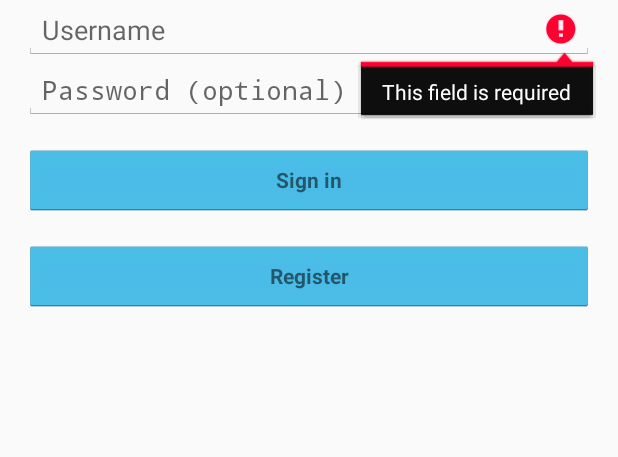
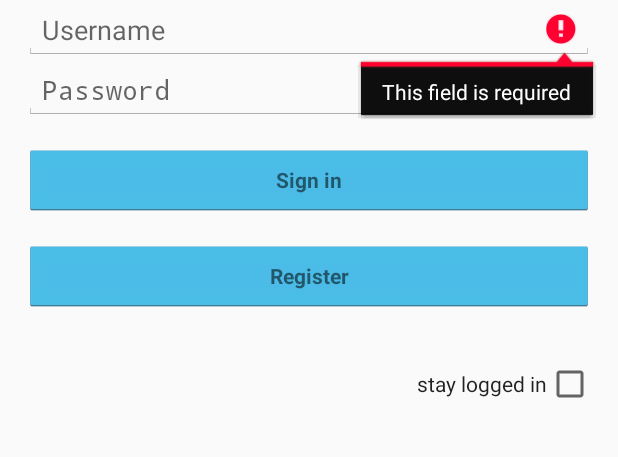
Before and after one commit to co0k/TreasureHunt, an Android app: the screen it shows after launch (LoginActivity), after a tap on "Sign in", on a phone screen of 412 x 824 dp, the part 213-670 px from its top. Run offline under Robolectric (Android 15) with nearby library versions, the phone set to English and light mode, and no system bars; 2 statements that could not run were skipped.

Commit message:
added the possibility to stay logged in(automatically logs the user in if the app starts)

```diff
--- a/TreasureHuntApp/app/src/main/java/at/tba/treasurehunt/activities/LoginActivity.java
+++ b/TreasureHuntApp/app/src/main/java/at/tba/treasurehunt/activities/LoginActivity.java
@@ -8,12 +8,13 @@ import android.app.LoaderManager.LoaderCallbacks;
 import android.content.CursorLoader;
 import android.content.Intent;
 import android.content.Loader;
+import android.content.SharedPreferences;
 import android.database.Cursor;
 import android.net.Uri;
-import android.os.AsyncTask;
 
 import android.os.Build;
 import android.os.Bundle;
+import android.preference.PreferenceManager;
 import android.provider.ContactsContract;
 import android.text.TextUtils;
 import android.view.KeyEvent;
@@ -23,6 +24,7 @@ import android.view.inputmethod.EditorInfo;
 import android.widget.ArrayAdapter;
 import android.widget.AutoCompleteTextView;
 import android.widget.Button;
+import android.widget.CheckedTextView;
 import android.widget.EditText;
 import android.widget.TextView;
 
@@ -30,11 +32,10 @@ import java.util.ArrayList;
 import java.util.List;
 
 import at.tba.treasurehunt.R;
-import at.tba.treasurehunt.controller.AuthenticationController;
 import at.tba.treasurehunt.controller.AuthenticationError;
 import at.tba.treasurehunt.controller.IAuthenticationCallback;
+import at.tba.treasurehunt.controller.UserLoginDataController;
 import at.tba.treasurehunt.servercomm.IServerConnectionCallback;
-import at.tba.treasurehunt.servercomm.ServerCommunication;
 import at.tba.treasurehunt.servercomm.ServerConnection;
 import at.tba.treasurehunt.tasks.ITaskCallback;
 import at.tba.treasurehunt.tasks.UserAuthTask;
@@ -55,9 +56,11 @@ public class LoginActivity extends Activity implements LoaderCallbacks<Cursor>,
      * Keep track of the login task to ensure we can cancel it if requested.
      */
     private UserAuthTask mAuthTask = null;
+    private StayLoggedInHandler mStayLoggedInHandler;
+    private UserLoginDataController mUserLoginDataController;
 
     // UI references.
-    private AutoCompleteTextView mEmailView;
+    private AutoCompleteTextView mUserNameView;
     private EditText mPasswordView;
     private View mProgressView;
     private View mLoginFormView;
@@ -68,7 +71,7 @@ public class LoginActivity extends Activity implements LoaderCallbacks<Cursor>,
         setContentView(R.layout.activity_login);
 
         // Set up the login form.
-        mEmailView = (AutoCompleteTextView) findViewById(R.id.email);
+        mUserNameView = (AutoCompleteTextView) findViewById(R.id.email);
         populateAutoComplete();
 
         mPasswordView = (EditText) findViewById(R.id.password);
@@ -76,7 +79,7 @@ public class LoginActivity extends Activity implements LoaderCallbacks<Cursor>,
             @Override
             public boolean onEditorAction(TextView textView, int id, KeyEvent keyEvent) {
                 if (id == R.id.login || id == EditorInfo.IME_NULL) {
-                    attemptLogin();
+                    attemptLogin(mUserNameView.getText().toString(), mPasswordView.getText().toString(), false);
                     return true;
                 }
                 return false;
@@ -87,14 +90,28 @@ public class LoginActivity extends Activity implements LoaderCallbacks<Cursor>,
         mEmailSignInButton.setOnClickListener(new OnClickListener() {
             @Override
             public void onClick(View view) {
-                attemptLogin();
+                attemptLogin(mUserNameView.getText().toString(), mPasswordView.getText().toString(), false);
             }
         });
+
+        // setup the stay logged in button
+        final CheckedTextView mStayLogged = (CheckedTextView) findViewById(R.id.checkedTextView1);
+        mStayLoggedInHandler = new StayLoggedInHandler(mStayLogged);
+        mStayLogged.setOnClickListener(mStayLoggedInHandler);
+
+        mUserLoginDataController = new UserLoginDataController(this.getBaseContext());
 
         mLoginFormView = findViewById(R.id.login_form);
         mProgressView = findViewById(R.id.login_progress);
 
         ActivityManager.setCurrentActivity(this);
+
+        if (mStayLoggedInHandler.getStayLoggedIn()) {
+            String defaultUsername = mUserLoginDataController.getDefaultUserName();
+            String defaultPasswordHash = mUserLoginDataController.getDefaultUserPasswordHash();
+            if (defaultPasswordHash != null && defaultUsername != null && defaultUsername != "" && defaultPasswordHash != "")
+                attemptLogin(defaultUsername, defaultPasswordHash, true);
+        }
     }
 
     @Override
@@ -113,18 +130,16 @@ public class LoginActivity extends Activity implements LoaderCallbacks<Cursor>,
      * If there are form errors (invalid email, missing fields, etc.), the
      * errors are presented and no actual login attempt is made.
      */
-    public void attemptLogin() {
+    public void attemptLogin(String name, String password, boolean hashedPassword) {
         if (mAuthTask != null) {
             return;
         }
 
         // Reset errors.
-        mEmailView.setError(null);
+        mUserNameView.setError(null);
         mPasswordView.setError(null);
 
         // Store values at the time of the login attempt.
-        String email = mEmailView.getText().toString();
-        String password = mPasswordView.getText().toString();
 
         boolean cancel = false;
         View focusView = null;
@@ -137,14 +152,14 @@ public class LoginActivity extends Activity implements LoaderCallbacks<Cursor>,
             cancel = true;
         }
 
-        // Check for a valid email address.
-        if (TextUtils.isEmpty(email)) {
-            mEmailView.setError(getString(R.string.error_field_required));
-            focusView = mEmailView;
+        // Check for a valid user name.
+        if (TextUtils.isEmpty(name)) {
+            mUserNameView.setError(getString(R.string.error_field_required));
+            focusView = mUserNameView;
             cancel = true;
-        } else if (!isEmailValid(email)) {
-            mEmailView.setError(getString(R.string.error_invalid_email));
-            focusView = mEmailView;
+        } else if (!isUsernameValid(name)) {
+            mUserNameView.setError(getString(R.string.error_invalid_user_name));
+            focusView = mUserNameView;
             cancel = true;
         }
 
@@ -156,7 +171,7 @@ public class LoginActivity extends Activity implements LoaderCallbacks<Cursor>,
             // Show a progress spinner, and kick off a background task to
             // perform the user login attempt.
             showProgress(true);
-            mAuthTask = new UserAuthTask(email, password, this, this);
+            mAuthTask = new UserAuthTask(name, password, this, this, hashedPassword);
             connectServer();
             //mAuthTask.execute((Void) null);
         }
@@ -164,7 +179,7 @@ public class LoginActivity extends Activity implements LoaderCallbacks<Cursor>,
 
     }
 
-    private boolean isEmailValid(String email) {
+    private boolean isUsernameValid(String email) {
         return true;
         //TODO: Replace this with your own logic
        // return email.contains("@");
@@ -274,7 +289,7 @@ public class LoginActivity extends Activity implements LoaderCallbacks<Cursor>,
                 new ArrayAdapter<String>(LoginActivity.this,
                         android.R.layout.simple_dropdown_item_1line, emailAddressCollection);
 
-        mEmailView.setAdapter(adapter);
+        mUserNameView.setAdapter(adapter);
     }
 
     /**
@@ -287,9 +302,14 @@ public class LoginActivity extends Activity implements LoaderCallbacks<Cursor>,
         ServerConnection.getInstance().connectServer(this);
     }
 
-    private void loginSuccess(){
+    private void loginSuccess() {
         finish();
         Intent actSwitch = new Intent(this, HomeActivity.class);
+        // save the user default login data
+        String defaultUsername = mUserNameView.getText().toString();
+        String defaultPassword = mPasswordView.getText().toString();
+        if (mUserLoginDataController.getDefaultUserName() == "" && defaultUsername != "" && defaultPassword != "")
+            mUserLoginDataController.saveDefaultLoginData(defaultUsername, defaultPassword);
         startActivity(actSwitch);
     }
 
@@ -300,7 +320,7 @@ public class LoginActivity extends Activity implements LoaderCallbacks<Cursor>,
     public void onServerNotConnected(){
         mAuthTask = null;
         showProgress(false);
-        mEmailView.requestFocus();
+        mUserNameView.requestFocus();
 
     }
 
@@ -334,4 +354,44 @@ public class LoginActivity extends Activity implements LoaderCallbacks<Cursor>,
 
     }
 
+    /**
+     * handles and saves the state if the user wants to stay logged in
+     */
+    public static class StayLoggedInHandler implements OnClickListener {
+        final CheckedTextView mStayLogged;
+
+        public StayLoggedInHandler(final CheckedTextView mStayLogged) {
+            this.mStayLogged = mStayLogged;
+            // setup the currentState
+            mStayLogged.setChecked(PreferenceManager.getDefaultSharedPreferences(mStayLogged.getContext()).getBoolean(
+                    mStayLogged.getContext().getString(R.string.prefStayLoggedIn), false));
+        }
+
+        public boolean getStayLoggedIn() {
+            return PreferenceManager.getDefaultSharedPreferences(mStayLogged.getContext()).getBoolean(
+                    mStayLogged.getContext().getString(R.string.prefStayLoggedIn), false);
+        }
+
+        public void setStayLoggedin() {
+            SharedPreferences.Editor editor = PreferenceManager.getDefaultSharedPreferences(mStayLogged.getContext()).edit();
+            editor.putBoolean(mStayLogged.getContext().getString(R.string.prefStayLoggedIn), mStayLogged.isChecked());
+            editor.commit();
+        }
+
+        public void resetStayLoggedin() {
+            SharedPreferences.Editor editor = PreferenceManager.getDefaultSharedPreferences(mStayLogged.getContext()).edit();
+            editor.putBoolean(mStayLogged.getContext().getString(R.string.prefStayLoggedIn), false);
+            editor.commit();
+        }
+
+        @Override
+        public void onClick(View v) {
+            if (mStayLogged.isChecked())
+                mStayLogged.setChecked(false);
+            else
+                mStayLogged.setChecked(true);
+            setStayLoggedin();
+        }
+    }
+
 }
--- a/TreasureHuntApp/app/src/main/java/at/tba/treasurehunt/controller/AuthenticationController.java
+++ b/TreasureHuntApp/app/src/main/java/at/tba/treasurehunt/controller/AuthenticationController.java
@@ -12,7 +12,6 @@ import java.security.NoSuchAlgorithmException;
 
 import at.tba.treasurehunt.servercomm.ServerCommunication;
 import at.tba.treasurehunt.tasks.IResponseCallback;
-import at.tba.treasurehunt.utils.DummyDataProvider;
 import communication_controller.json.JsonConstructor;
 
 /**
@@ -39,6 +38,11 @@ public class AuthenticationController implements IResponseCallback {
 		this.callback = callback;
 		password = generateHash(uName + password);
 		ServerCommunication.getInstance().logInToServer(uName, password, this);
+	}
+
+	public void authenticateUserHashed(String uName, String passwordHashed, IAuthenticationCallback callback) {
+		this.callback = callback;
+		ServerCommunication.getInstance().logInToServer(uName, passwordHashed, this);
 	}
 
 	public void registerNewUser(String uName, String email, String password, String passwordRetype, IAuthenticationCallback callback) {
--- a/TreasureHuntApp/app/src/main/res/layout/activity_login.xml
+++ b/TreasureHuntApp/app/src/main/res/layout/activity_login.xml
@@ -1,62 +1,99 @@
 <LinearLayout xmlns:android="http://schemas.android.com/apk/res/android"
-    xmlns:tools="http://schemas.android.com/tools" android:layout_width="match_parent"
-    android:layout_height="match_parent" android:gravity="center_horizontal"
-    android:orientation="vertical" android:paddingBottom="@dimen/activity_vertical_margin"
-    android:paddingLeft="@dimen/activity_horizontal_margin"
-    android:paddingRight="@dimen/activity_horizontal_margin"
-    android:paddingTop="@dimen/activity_vertical_margin"
-    tools:context="at.tba.treasurehunt.activities.LoginActivity">
+              xmlns:tools="http://schemas.android.com/tools"
+              android:layout_width="match_parent"
+              android:layout_height="match_parent"
+              android:gravity="center_horizontal"
+              android:orientation="vertical"
+              android:paddingBottom="@dimen/activity_vertical_margin"
+              android:paddingLeft="@dimen/activity_horizontal_margin"
+              android:paddingRight="@dimen/activity_horizontal_margin"
+              android:paddingTop="@dimen/activity_vertical_margin"
+              tools:context="at.tba.treasurehunt.activities.LoginActivity">
 
     <!-- Login progress -->
-    <ProgressBar android:id="@+id/login_progress" style="?android:attr/progressBarStyleLarge"
-        android:layout_width="wrap_content" android:layout_height="wrap_content"
-        android:layout_marginBottom="8dp" android:visibility="gone" />
+    <ProgressBar
+        android:id="@+id/login_progress"
+        style="?android:attr/progressBarStyleLarge"
+        android:layout_width="wrap_content"
+        android:layout_height="wrap_content"
+        android:layout_marginBottom="8dp"
+        android:visibility="gone"/>
 
-    <ScrollView android:id="@+id/login_form" android:layout_width="match_parent"
-        android:layout_height="match_parent">
+    <ScrollView
+        android:id="@+id/login_form"
+        android:layout_width="match_parent"
+        android:layout_height="match_parent"
+        android:fillViewport="false">
 
-        <LinearLayout android:id="@+id/email_login_form" android:layout_width="match_parent"
-            android:layout_height="wrap_content" android:orientation="vertical">
+        <LinearLayout
+            android:id="@+id/email_login_form"
+            android:layout_width="match_parent"
+            android:layout_height="wrap_content"
+            android:orientation="vertical">
 
             <TextView
+                android:id="@+id/textView2"
                 android:layout_width="match_parent"
                 android:layout_height="wrap_content"
+                android:gravity="center_horizontal"
+                android:text="Login to TreasureHunt"
                 android:textAppearance="?android:attr/textAppearanceLarge"
-                android:text="Login to TreasureHunt"
-                android:textSize="50dp"
-                android:id="@+id/textView2"
-                android:gravity="center_horizontal" />
+                android:textSize="50dp"/>
 
 
-            <AutoCompleteTextView android:id="@+id/email" android:layout_width="match_parent"
-                android:layout_height="wrap_content" android:hint="@string/prompt_username"
-                android:inputType="textEmailAddress" android:maxLines="1"
-                android:singleLine="true" />
+            <AutoCompleteTextView
+                android:id="@+id/email"
+                android:layout_width="match_parent"
+                android:layout_height="wrap_content"
+                android:hint="@string/prompt_username"
+                android:inputType="textEmailAddress"
+                android:maxLines="1"
+                android:singleLine="true"/>
 
-            <EditText android:id="@+id/password" android:layout_width="match_parent"
-                android:layout_height="wrap_content" android:hint="@string/prompt_password"
-                android:imeActionId="@+id/login"
+            <EditText
+                android:id="@+id/password"
+                android:layout_width="match_parent"
+                android:layout_height="wrap_content"
+                android:hint="@string/prompt_password"
                 android:imeActionLabel="@string/action_sign_in_short"
-                android:imeOptions="actionUnspecified" android:inputType="textPassword"
-                android:maxLines="1" android:singleLine="true" />
-
-            <Button android:id="@+id/email_sign_in_button" style="?android:textAppearanceSmall"
-                android:layout_width="match_parent" android:layout_height="wrap_content"
-                android:layout_marginTop="16dp" android:text="@string/action_sign_in_short"
-                android:textStyle="bold" />
+                android:imeOptions="actionUnspecified"
+                android:inputType="textPassword"
+                android:maxLines="1"
+                android:singleLine="true"/>
 
             <Button
+                android:id="@+id/email_sign_in_button"
                 style="?android:textAppearanceSmall"
-                android:id="@+id/button_register"
                 android:layout_width="match_parent"
                 android:layout_height="wrap_content"
                 android:layout_marginTop="16dp"
+                android:text="@string/action_sign_in_short"
+                android:textStyle="bold"/>
+
+            <Button
+                android:id="@+id/button_register"
+                style="?android:textAppearanceSmall"
+                android:layout_width="match_parent"
+                android:layout_height="wrap_content"
+                android:layout_gravity="center_horizontal"
+                android:layout_marginTop="16dp"
+                android:onClick="onButtonRegister"
                 android:text="@string/action_register"
-                android:textStyle="bold"
-                android:layout_gravity="center_horizontal"
-                android:onClick="onButtonRegister"/>
+                android:textStyle="bold"/>
 
+            <CheckedTextView
+                android:id="@+id/checkedTextView1"
+                android:layout_width="match_parent"
+                android:layout_height="wrap_content"
+                android:layout_alignParentTop="true"
+                android:layout_centerHorizontal="true"
+                android:layout_marginTop="32dp"
+                android:checkMark="?android:attr/listChoiceIndicatorMultiple"
+                android:checked="true"
+                android:gravity="right|center_vertical"
+                android:text="@string/prompt_stay_logged_in"/>
         </LinearLayout>
     </ScrollView>
 
+
 </LinearLayout>
--- /dev/null
+++ b/TreasureHuntApp/app/src/main/res/values/preferences.xml
@@ -0,0 +1,6 @@
+<?xml version="1.0" encoding="utf-8"?>
+<resources>
+    <string name="prefStayLoggedIn">prefStayLoggedIn</string>
+    <string name="prefDefaultLoginUserName">prefDefaultLoginUserName</string>
+    <string name="prefDefaultLoginUserPassword">prefDefaultLoginUserPassword</string>
+</resources>
--- a/TreasureHuntApp/app/src/main/res/values/strings_activity_login.xml
+++ b/TreasureHuntApp/app/src/main/res/values/strings_activity_login.xml
@@ -4,13 +4,14 @@
     <!-- Strings related to login -->
     <string name="prompt_email">Email</string>
     <string name="prompt_username">Username</string>
-    <string name="prompt_password">Password (optional)</string>
+    <string name="prompt_password">Password</string>
+    <string name="prompt_stay_logged_in">stay logged in</string>
     <string name="action_sign_in">Sign in or register</string>
     <string name="action_sign_in_short">Sign in</string>
     <string name="action_register">Register</string>
 
-    <string name="error_invalid_email">This email address is invalid</string>
-    <string name="error_invalid_password">This password is too short</string>
-    <string name="error_incorrect_password">This password is incorrect</string>
+    <string name="error_invalid_user_name">the user name is invalid</string>
+    <string name="error_invalid_password">the password is too short</string>
+    <string name="error_incorrect_password">the password or username is incorrect</string>
     <string name="error_field_required">This field is required</string>
 </resources>
```
Also changed, not shown: TreasureHuntApp/app/src/main/java/at/tba/treasurehunt/controller/UserLoginDataController.java (added, +42 -0 lines), TreasureHuntApp/app/src/main/java/at/tba/treasurehunt/tasks/UserAuthTask.java (+7 -2 lines).
